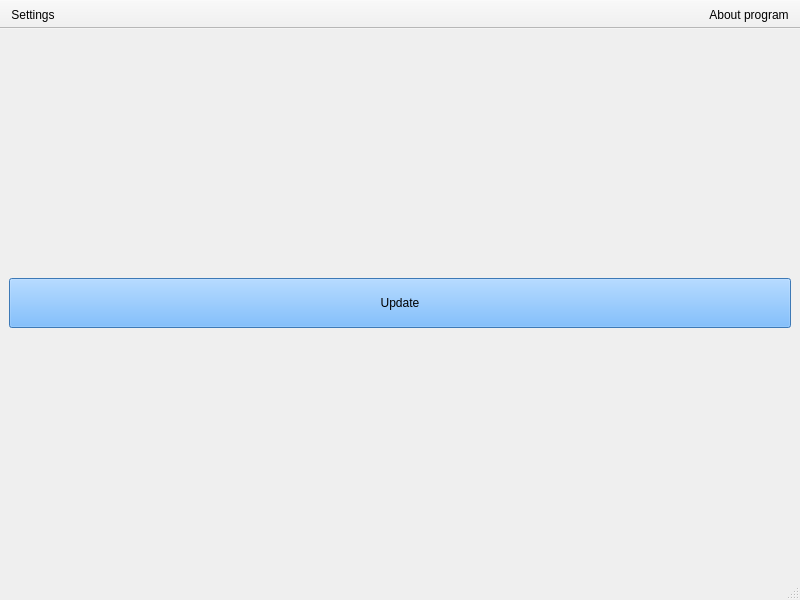
Before: the Qt Designer form src/mainwindow.ui in SSemenkin/AlarmBox, drawn with Qt 5.
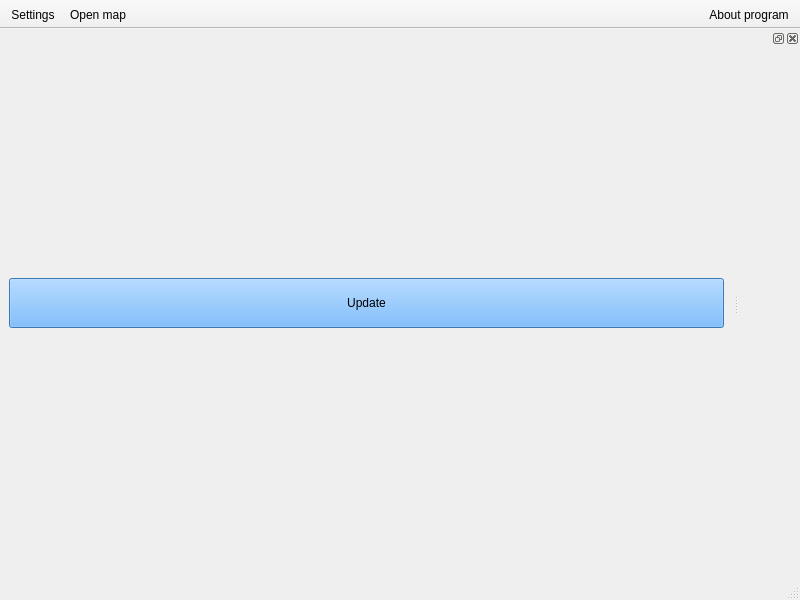
After: the same form once the commit is applied. Icons and pictures are not drawn.

Diff of the .ui file:
```diff
--- a/src/mainwindow.ui
+++ b/src/mainwindow.ui
@@ -75,6 +75,7 @@
     <bool>false</bool>
    </attribute>
    <addaction name="action_Settings"/>
+   <addaction name="action"/>
   </widget>
   <widget class="QToolBar" name="toolBar_2">
    <property name="windowTitle">
@@ -94,6 +95,21 @@
    </attribute>
    <addaction name="actionAbout_program"/>
   </widget>
+  <widget class="QDockWidget" name="dockWidget">
+   <property name="enabled">
+    <bool>true</bool>
+   </property>
+   <property name="minimumSize">
+    <size>
+     <width>61</width>
+     <height>38</height>
+    </size>
+   </property>
+   <attribute name="dockWidgetArea">
+    <number>2</number>
+   </attribute>
+   <widget class="QWidget" name="dockWidgetContents"/>
+  </widget>
   <action name="action_Settings">
    <property name="icon">
     <iconset resource="res.qrc">
@@ -112,6 +128,24 @@
     <string>About program</string>
    </property>
   </action>
+  <action name="action">
+   <property name="checkable">
+    <bool>true</bool>
+   </property>
+   <property name="checked">
+    <bool>false</bool>
+   </property>
+   <property name="icon">
+    <iconset resource="res.qrc">
+     <normaloff>:/icons/applications-webbrowsers.svg</normaloff>:/icons/applications-webbrowsers.svg</iconset>
+   </property>
+   <property name="text">
+    <string>Open map</string>
+   </property>
+   <property name="toolTip">
+    <string>Open map</string>
+   </property>
+  </action>
  </widget>
  <resources>
   <include location="res.qrc"/>
```
Left out of the diff: 5 changed lines with no effect on the pictures.
